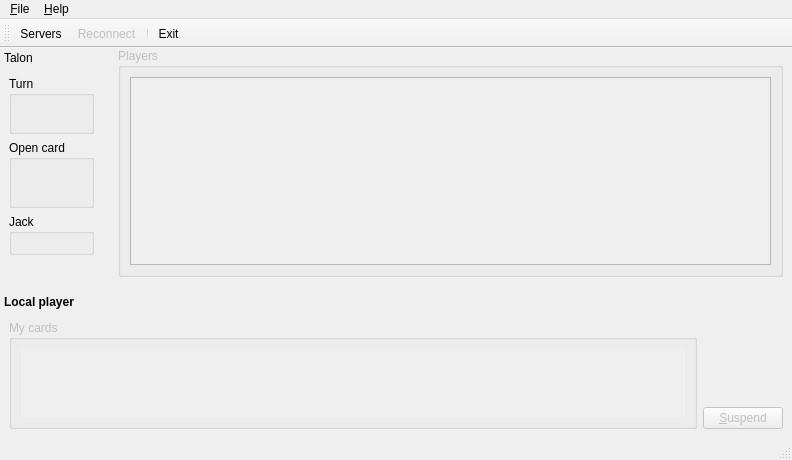
Above: src/mainwindow.ui from velnias75/NetMauMau-Qt-Client before the change. Below: the same form after it.
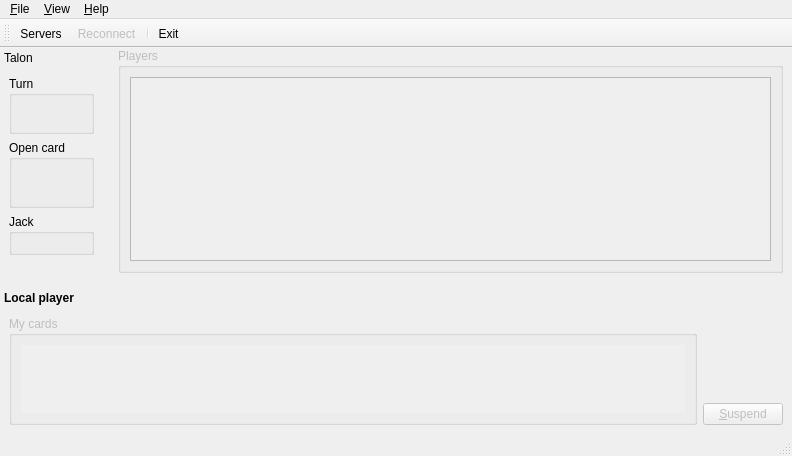
That is the form after the change. Icons and pictures are not drawn. Custom widgets are drawn as their Qt base class.

Commit message: started connection log dialog

```diff
--- a/src/mainwindow.ui
+++ b/src/mainwindow.ui
@@ -8,7 +8,7 @@
     <x>0</x>
     <y>0</y>
     <width>769</width>
-    <height>460</height>
+    <height>456</height>
    </rect>
   </property>
   <property name="windowTitle">
@@ -107,7 +107,7 @@
      <x>0</x>
      <y>0</y>
      <width>769</width>
-     <height>21</height>
+     <height>20</height>
     </rect>
    </property>
    <widget class="QMenu" name="menuFile">
@@ -126,7 +126,14 @@
     <addaction name="actionAbout"/>
     <addaction name="actionAboutQt"/>
    </widget>
+   <widget class="QMenu" name="menu_View">
+    <property name="title">
+     <string>&amp;View</string>
+    </property>
+    <addaction name="actionConnectionlog"/>
+   </widget>
    <addaction name="menuFile"/>
+   <addaction name="menu_View"/>
    <addaction name="menu_Help"/>
   </widget>
   <widget class="QStatusBar" name="statusbar"/>
@@ -341,8 +348,8 @@
               <rect>
                <x>0</x>
                <y>0</y>
-               <width>658</width>
-               <height>72</height>
+               <width>651</width>
+               <height>84</height>
               </rect>
              </property>
              <layout class="QHBoxLayout" name="myCardsLayout"/>
```
Left out of the diff: 20 changed lines with no effect on the pictures. The commit also changes 6 other files.
